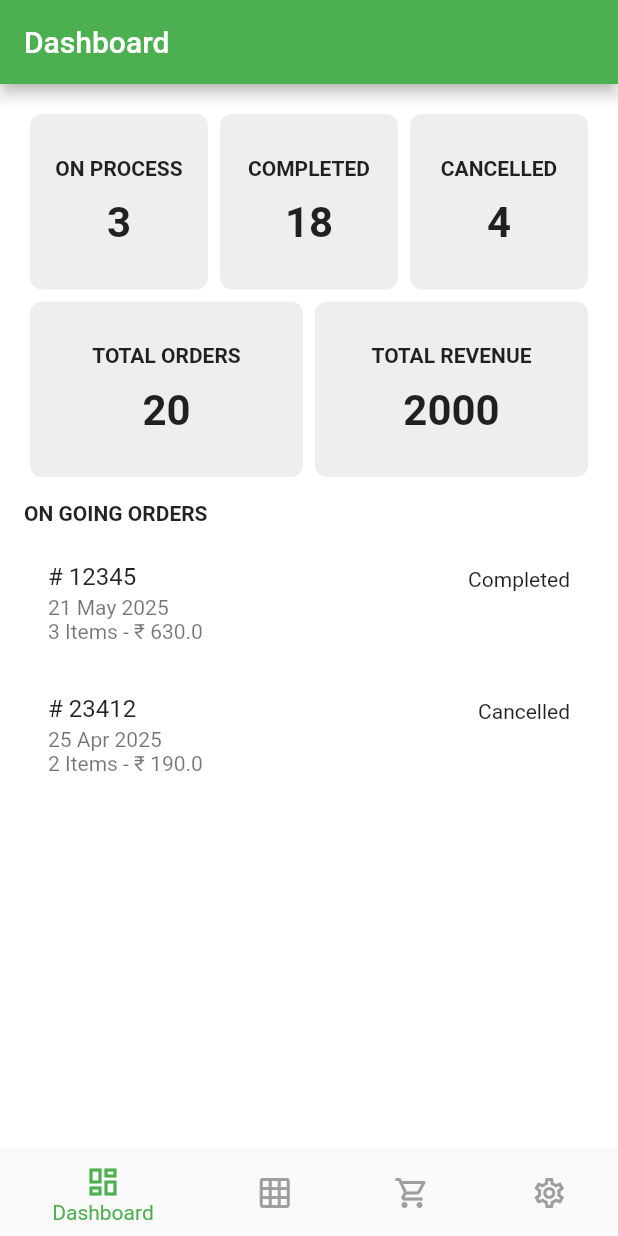
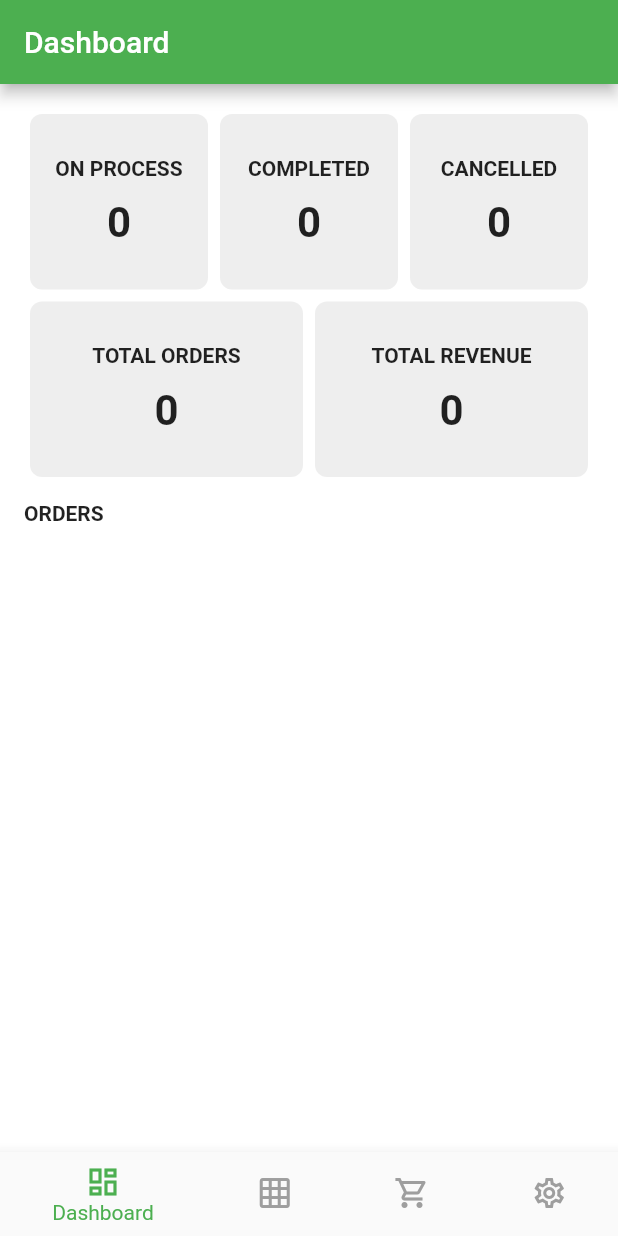
Before and after one commit to appmakingco/grocery-user-backend, a Flutter app: the screen it shows once a user with an empty profile is signed in, on a phone screen of 412 x 824 dp. Run offline on Flutter 3.47's test engine with Material 2 defaults, Android fonts, the phone set to English and light mode, and no system bars; our stand-ins replace carousel_slider, cloud_firestore, firebase_auth, firebase_core, firebase_storage, get and 1 more; accounts and stored records are empty.

Commit message:
store app dashboard & orders updated

```diff
--- /dev/null
+++ b/store/lib/controllers/orders.dart
@@ -0,0 +1,77 @@
+import 'package:cloud_firestore/cloud_firestore.dart';
+import 'package:firebase_auth/firebase_auth.dart';
+import 'package:get/get.dart';
+
+class OrderController extends GetxController {
+  FirebaseFirestore _db = FirebaseFirestore.instance;
+  FirebaseAuth _auth = FirebaseAuth.instance;
+
+  var orders = [].obs;
+  var totalOrders = 0.obs;
+  var totalRevenue = 0.obs;
+  var orderProcessingCount = 0.obs;
+  var orderCompletedCount = 0.obs;
+  var orderCancelledCount = 0.obs;
+
+  @override
+  onInit() {
+    super.onInit();
+    var today = DateTime.now();
+    this.fetchOrders(today.toString());
+  }
+
+  calculate() {
+    totalOrders.value = orders.length;
+    totalRevenue.value = 0;
+    orderProcessingCount.value = 0;
+    orderCompletedCount.value = 0;
+    orderCancelledCount.value = 0;
+
+    orders.forEach((order) {
+      print(order);
+      if (order["status"] == "COMPLETED") {
+        orderCompletedCount.value++;
+        // create tmpTotal to avoid type conversion error
+        int tmpTotal = order["cartTotal"];
+        totalRevenue.value += tmpTotal;
+      } else if (order["status"] == "PROCESS") {
+        orderProcessingCount.value++;
+      } else if (order["status"] == "CANCELLED") {
+        orderCancelledCount.value++;
+      }
+    });
+  }
+
+  fetchOrders(givenDate) {
+    var from = DateTime.parse(givenDate);
+    from = DateTime(from.year, from.month, from.day, 0, 0, 0);
+
+    var to = DateTime.parse(givenDate);
+    to = DateTime(to.year, to.month, to.day, 23, 59, 59);
+
+    _db
+        .collection("orders")
+        .where("createdAt", isGreaterThanOrEqualTo: from)
+        .where("createdAt", isLessThanOrEqualTo: to)
+        .snapshots()
+        .listen((res) {
+      orders.clear();
+      var _tmp = [];
+      res.docs.forEach((order) {
+        _tmp.add({"id": order.id, ...order.data()});
+      });
+      orders.assignAll(_tmp);
+      calculate();
+    });
+  }
+
+  updateOrder(id, obj) {
+    _db.collection("orders").doc(id).update(obj).then((res) {
+      print("Updated");
+      calculate();
+      if (Get.isBottomSheetOpen!) Get.back();
+    }).catchError((e) {
+      print(e);
+    });
+  }
+}
--- a/store/lib/screens/dashboard.dart
+++ b/store/lib/screens/dashboard.dart
@@ -1,69 +1,19 @@
 import 'package:flutter/material.dart';
 import 'package:get/get.dart';
+import 'package:store/controllers/orders.dart';
 import 'package:store/custom-widgets/dashboard-card.dart';
 import 'package:store/screens/order-detail.dart';
+import 'package:intl/intl.dart';
 
 class DashBoardScreen extends StatelessWidget {
   DashBoardScreen({Key? key}) : super(key: key);
-  final List _orderList = [
-    {
-      "id": "12345",
-      "status": "Completed",
-      "paymentMethod": "COD",
-      "deliveryAddress": "34 Flutter Club, Earth 213512",
-      "dateString": "21 May 2025",
-      "cartTotal": 630.0,
-      "itemsCount": 3,
-      "cartItems": [
-        {
-          "imageURL": "assets/images/products/1.jpg",
-          "title": "Carrot",
-          "qty": 1,
-          "price": 20.0,
-          "total": 20.0,
-        },
-        {
-          "imageURL": "assets/images/products/5.jpg",
-          "title": "Raw Meat",
-          "qty": 2,
-          "price": 320.0,
-          "total": 640.0,
-        },
-        {
-          "imageURL": "assets/images/products/8.jpg",
-          "title": "Orange",
-          "qty": 1,
-          "price": 170.0,
-          "total": 170.0,
+  OrderController _orderCtrl = Get.put(OrderController());
+
+  toDateString(timestamp) {
+    var date = DateTime.parse(timestamp.toDate().toString());
+    var formatter = DateFormat("dd-MMM-yyyy");
+    return formatter.format(date);
   }
-      ]
-    },
-    {
-      "id": "23412",
-      "status": "Cancelled",
-      "paymentMethod": "COD",
-      "deliveryAddress": "34 Flutter Club, Earth 213512",
-      "dateString": "25 Apr 2025",
-      "cartTotal": 190.0,
-      "itemsCount": 2,
-      "cartItems": [
-        {
-          "imageURL": "assets/images/products/1.jpg",
-          "title": "Carrot",
-          "qty": 1,
-          "price": 20.0,
-          "total": 20.0,
-        },
-        {
-          "imageURL": "assets/images/products/8.jpg",
-          "title": "Orange",
-          "qty": 1,
-          "price": 170.0,
-          "total": 170.0,
-        }
-      ]
-    }
-  ];
 
   @override
   Widget build(BuildContext context) {
@@ -71,22 +21,23 @@ class DashBoardScreen extends StatelessWidget {
       appBar: AppBar(title: Text("Dashboard")),
       body: Container(
         padding: EdgeInsets.all(16.0),
-        child: Column(
+        child: Obx(
+          () => Column(
             crossAxisAlignment: CrossAxisAlignment.start,
             children: [
               Row(
                 children: [
                   DashBoardCard(
                     title: "On Process",
-                  value: 3.0,
+                    value: (_orderCtrl.orderProcessingCount.value).toDouble(),
                   ),
                   DashBoardCard(
                     title: "Completed",
-                  value: 18.0,
+                    value: (_orderCtrl.orderCompletedCount.value).toDouble(),
                   ),
                   DashBoardCard(
                     title: "Cancelled",
-                  value: 4.0,
+                    value: (_orderCtrl.orderCancelledCount.value).toDouble(),
                   ),
                 ],
               ),
@@ -94,11 +45,11 @@ class DashBoardScreen extends StatelessWidget {
                 children: [
                   DashBoardCard(
                     title: "Total Orders",
-                  value: 20.0,
+                    value: (_orderCtrl.totalOrders.value).toDouble(),
                   ),
                   DashBoardCard(
                     title: "Total Revenue",
-                  value: 2000.0,
+                    value: (_orderCtrl.totalRevenue.value).toDouble(),
                   ),
                 ],
               ),
@@ -106,40 +57,44 @@ class DashBoardScreen extends StatelessWidget {
                 height: 12,
               ),
               Text(
-              "ON GOING ORDERS",
+                "ORDERS",
                 style: TextStyle(fontWeight: FontWeight.bold),
               ),
               SizedBox(
                 height: 12,
               ),
               Expanded(
-              child: ListView.builder(
-                itemCount: _orderList.length,
+                child: Obx(
+                  () => ListView.builder(
+                    itemCount: _orderCtrl.orders.length,
                     itemBuilder: (bc, index) {
                       return ListTile(
-                    title: Text("# ${_orderList[index]["id"]}"),
+                        title: Text("# ${_orderCtrl.orders[index]["id"]}"),
                         subtitle: Column(
                           crossAxisAlignment: CrossAxisAlignment.start,
                           children: [
-                        Text("${_orderList[index]["dateString"]}"),
                             Text(
-                            "${_orderList[index]["itemsCount"]} Items - ₹ ${_orderList[index]["cartTotal"]}"),
+                                "${toDateString(_orderCtrl.orders[index]["createdAt"])}"),
+                            Text(
+                                "${_orderCtrl.orders[index]["itemCount"]} Items - ₹ ${_orderCtrl.orders[index]["cartTotal"]}"),
                           ],
                         ),
                         isThreeLine: true,
-                    trailing: Text("${_orderList[index]["status"]}"),
+                        trailing: Text("${_orderCtrl.orders[index]["status"]}"),
                         onTap: () {
                           Get.to(
                             OrderDetail(
-                          orderObj: _orderList[index],
+                              orderObj: _orderCtrl.orders[index],
                             ),
                           );
                         },
                       );
                     },
                   ),
+                ),
               )
             ],
+          ),
         ),
       ),
     );
--- a/store/pubspec.yaml
+++ b/store/pubspec.yaml
@@ -36,6 +36,8 @@ dependencies:
     sdk: flutter
   get: ^4.6.1
   image_picker: ^0.8.4+4
+  intl: ^0.17.0
+  url_launcher: ^6.0.17
 
 dev_dependencies:
   flutter_lints: ^1.0.0
```
Also changed, not shown: store/lib/screens/order-detail.dart (+51 -9 lines), store/lib/screens/orders.dart (+30 -66 lines), store/pubspec.lock. Lines whose indentation alone changed are shown as unchanged.
